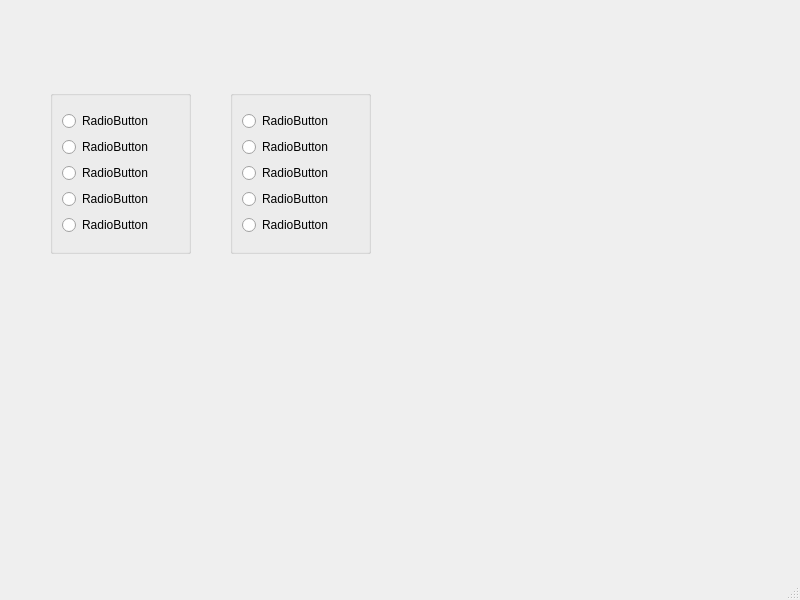
Above: Controls/mainwindow.ui from pipipig1998/QT-Study before the change. Below: the same form after it.
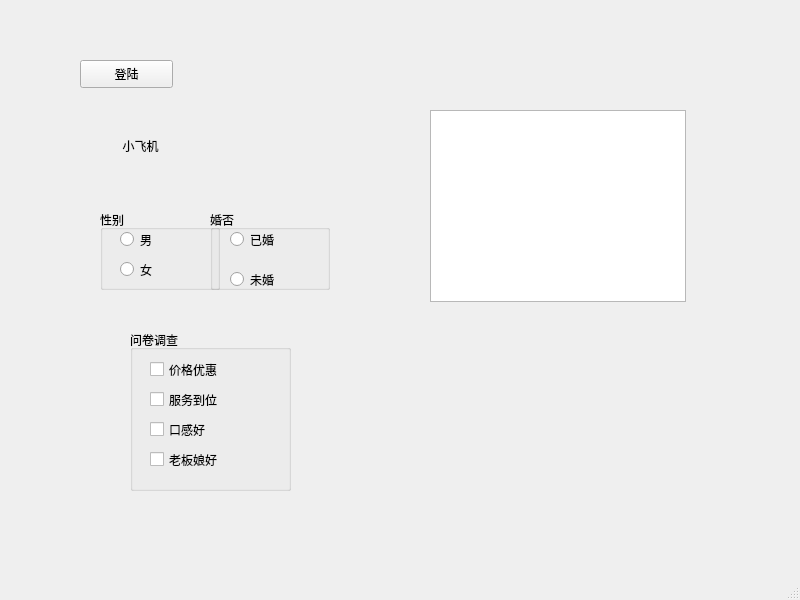
That is the form after the change. Icons and pictures are not drawn.

Patch:
```diff
--- a/Controls/mainwindow.ui
+++ b/Controls/mainwindow.ui
@@ -14,113 +14,204 @@
    <string>MainWindow</string>
   </property>
   <widget class="QWidget" name="centralwidget">
+   <widget class="QPushButton" name="pushButton">
+    <property name="geometry">
+     <rect>
+      <x>80</x>
+      <y>60</y>
+      <width>93</width>
+      <height>28</height>
+     </rect>
+    </property>
+    <property name="text">
+     <string>登陆</string>
+    </property>
+    <property name="icon">
+     <iconset>
+      <normaloff>Image/actionnew.jpg</normaloff>Image/actionnew.jpg</iconset>
+    </property>
+   </widget>
+   <widget class="QToolButton" name="toolButton">
+    <property name="geometry">
+     <rect>
+      <x>80</x>
+      <y>120</y>
+      <width>121</width>
+      <height>51</height>
+     </rect>
+    </property>
+    <property name="text">
+     <string>小飞机</string>
+    </property>
+    <property name="icon">
+     <iconset>
+      <normaloff>Image/plane.jpg</normaloff>Image/plane.jpg</iconset>
+    </property>
+    <property name="iconSize">
+     <size>
+      <width>50</width>
+      <height>50</height>
+     </size>
+    </property>
+    <property name="toolButtonStyle">
+     <enum>Qt::ToolButtonTextBesideIcon</enum>
+    </property>
+    <property name="autoRaise">
+     <bool>true</bool>
+    </property>
+   </widget>
    <widget class="QGroupBox" name="groupBox">
     <property name="geometry">
      <rect>
-      <x>50</x>
-      <y>90</y>
-      <width>141</width>
-      <height>164</height>
+      <x>100</x>
+      <y>210</y>
+      <width>120</width>
+      <height>80</height>
      </rect>
     </property>
     <property name="title">
-     <string/>
+     <string>性别</string>
     </property>
-    <layout class="QVBoxLayout" name="verticalLayout_2">
-     <item>
-      <layout class="QVBoxLayout" name="verticalLayout">
-       <item>
-        <widget class="QRadioButton" name="radioButton">
-         <property name="text">
-          <string>RadioButton</string>
-         </property>
-        </widget>
-       </item>
-       <item>
-        <widget class="QRadioButton" name="radioButton_3">
-         <property name="text">
-          <string>RadioButton</string>
-         </property>
-        </widget>
-       </item>
-       <item>
-        <widget class="QRadioButton" name="radioButton_2">
-         <property name="text">
-          <string>RadioButton</string>
-         </property>
-        </widget>
-       </item>
-       <item>
-        <widget class="QRadioButton" name="radioButton_4">
-         <property name="text">
-          <string>RadioButton</string>
-         </property>
-        </widget>
-       </item>
-       <item>
-        <widget class="QRadioButton" name="radioButton_5">
-         <property name="text">
-          <string>RadioButton</string>
-         </property>
-        </widget>
-       </item>
-      </layout>
-     </item>
-    </layout>
+    <widget class="QRadioButton" name="radiowoman">
+     <property name="geometry">
+      <rect>
+       <x>20</x>
+       <y>50</y>
+       <width>115</width>
+       <height>19</height>
+      </rect>
+     </property>
+     <property name="text">
+      <string>女</string>
+     </property>
+    </widget>
+    <widget class="QRadioButton" name="radioButton">
+     <property name="geometry">
+      <rect>
+       <x>20</x>
+       <y>20</y>
+       <width>115</width>
+       <height>19</height>
+      </rect>
+     </property>
+     <property name="text">
+      <string>男</string>
+     </property>
+    </widget>
    </widget>
    <widget class="QGroupBox" name="groupBox_2">
     <property name="geometry">
      <rect>
-      <x>230</x>
-      <y>90</y>
-      <width>141</width>
-      <height>164</height>
+      <x>210</x>
+      <y>210</y>
+      <width>120</width>
+      <height>80</height>
      </rect>
     </property>
     <property name="title">
-     <string/>
+     <string>婚否</string>
     </property>
-    <layout class="QVBoxLayout" name="verticalLayout_4">
-     <item>
-      <layout class="QVBoxLayout" name="verticalLayout_3">
-       <item>
-        <widget class="QRadioButton" name="radioButton_9">
-         <property name="text">
-          <string>RadioButton</string>
-         </property>
-        </widget>
-       </item>
-       <item>
-        <widget class="QRadioButton" name="radioButton_8">
-         <property name="text">
-          <string>RadioButton</string>
-         </property>
-        </widget>
-       </item>
-       <item>
-        <widget class="QRadioButton" name="radioButton_10">
-         <property name="text">
-          <string>RadioButton</string>
-         </property>
-        </widget>
-       </item>
-       <item>
-        <widget class="QRadioButton" name="radioButton_7">
-         <property name="text">
-          <string>RadioButton</string>
-         </property>
-        </widget>
-       </item>
-       <item>
-        <widget class="QRadioButton" name="radioButton_6">
-         <property name="text">
-          <string>RadioButton</string>
-         </property>
-        </widget>
-       </item>
-      </layout>
-     </item>
-    </layout>
+    <widget class="QRadioButton" name="radioButton_4">
+     <property name="geometry">
+      <rect>
+       <x>20</x>
+       <y>60</y>
+       <width>115</width>
+       <height>19</height>
+      </rect>
+     </property>
+     <property name="text">
+      <string>未婚</string>
+     </property>
+    </widget>
+    <widget class="QRadioButton" name="radioButton_3">
+     <property name="geometry">
+      <rect>
+       <x>20</x>
+       <y>20</y>
+       <width>115</width>
+       <height>19</height>
+      </rect>
+     </property>
+     <property name="text">
+      <string>已婚</string>
+     </property>
+    </widget>
+   </widget>
+   <widget class="QGroupBox" name="groupBox_3">
+    <property name="geometry">
+     <rect>
+      <x>130</x>
+      <y>330</y>
+      <width>161</width>
+      <height>161</height>
+     </rect>
+    </property>
+    <property name="title">
+     <string>问卷调查</string>
+    </property>
+    <widget class="QCheckBox" name="checkBox_4">
+     <property name="geometry">
+      <rect>
+       <x>20</x>
+       <y>90</y>
+       <width>91</width>
+       <height>19</height>
+      </rect>
+     </property>
+     <property name="text">
+      <string>口感好</string>
+     </property>
+    </widget>
+    <widget class="QCheckBox" name="checkBox">
+     <property name="geometry">
+      <rect>
+       <x>20</x>
+       <y>30</y>
+       <width>91</width>
+       <height>19</height>
+      </rect>
+     </property>
+     <property name="text">
+      <string>价格优惠</string>
+     </property>
+    </widget>
+    <widget class="QCheckBox" name="checkBox_3">
+     <property name="geometry">
+      <rect>
+       <x>20</x>
+       <y>120</y>
+       <width>91</width>
+       <height>19</height>
+      </rect>
+     </property>
+     <property name="text">
+      <string>老板娘好</string>
+     </property>
+    </widget>
+    <widget class="QCheckBox" name="checkBox_2">
+     <property name="geometry">
+      <rect>
+       <x>20</x>
+       <y>60</y>
+       <width>91</width>
+       <height>19</height>
+      </rect>
+     </property>
+     <property name="text">
+      <string>服务到位</string>
+     </property>
+    </widget>
+   </widget>
+   <widget class="QListWidget" name="listWidget">
+    <property name="geometry">
+     <rect>
+      <x>430</x>
+      <y>110</y>
+      <width>256</width>
+      <height>192</height>
+     </rect>
+    </property>
    </widget>
   </widget>
   <widget class="QMenuBar" name="menubar">
```
